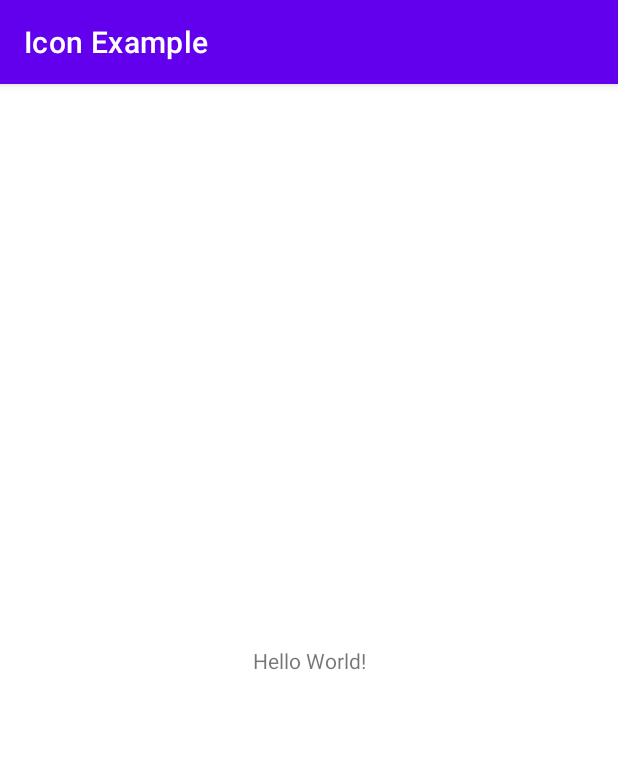
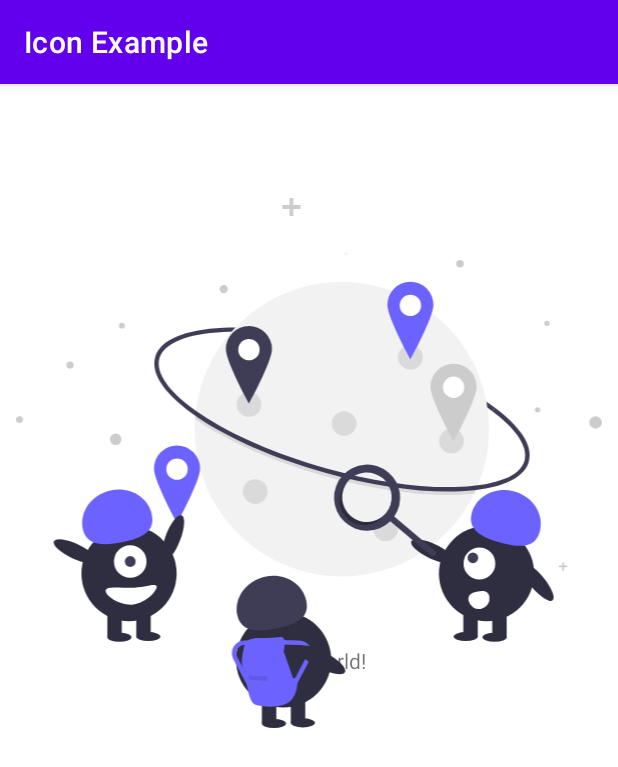
Before and after one commit to mrsndr/IconExample, an Android app: the screen it shows after launch (MainActivity), on a phone screen of 412 x 824 dp. Shown: the top 767 px of the screen. Run offline under Robolectric (Android 15) with nearby library versions, the phone set to English and light mode, and no system bars.

Commit message:
Added an image from UnDraw.co as an example

```diff
--- /dev/null
+++ b/app/src/main/res/drawable/ic_undraw_traveling_re_weve.xml
@@ -0,0 +1,222 @@
+<vector xmlns:android="http://schemas.android.com/apk/res/android"
+    android:width="529.16034dp"
+    android:height="479.14404dp"
+    android:viewportWidth="529.16034"
+    android:viewportHeight="479.14404">
+  <path
+      android:pathData="M430.304,192.771c-28.17,-21.06 -72.292,-40.977 -121.051,-54.643 -44.396,-12.444 -87.698,-18.452 -121.939,-16.917l-0.178,-3.982c34.649,-1.552 78.4,4.507 123.193,17.061 49.214,13.794 93.814,33.946 122.362,55.289Z"
+      android:fillColor="#3f3d56"/>
+  <path
+      android:pathData="M427.379,208.992a132.645,132.645 0,0 1,-11.479 54.156q-0.951,2.14 -1.981,4.241A133.148,133.148 0,0 1,161.121 208.992q0,-4.622 0.315,-9.172 0.149,-2.314 0.387,-4.6A133.136,133.136 0,0 1,427.379 208.992Z"
+      android:fillColor="#f2f2f2"/>
+  <path
+      android:fillColor="#FF000000"
+      android:pathData="M415.9,263.148q-0.951,2.14 -1.981,4.241 -5.835,0.634 -12.285,0.921c-3.559,0.159 -7.222,0.239 -10.965,0.239 -32.692,0 -72.037,-6.035 -112.231,-17.299 -44.794,-12.556 -85.318,-30.117 -114.112,-49.453q-1.471,-0.986 -2.89,-1.977 0.149,-2.314 0.387,-4.6 2.29,1.632 4.723,3.268c28.455,19.104 68.573,36.479 112.968,48.923 39.843,11.168 78.817,17.151 111.135,17.151q5.542,0 10.806,-0.235Q409.12,263.982 415.9,263.148Z"
+      android:strokeAlpha="0.1"
+      android:fillAlpha="0.1"/>
+  <path
+      android:pathData="M390.67,265.361c-32.691,0.001 -72.039,-6.035 -112.231,-17.3 -44.793,-12.555 -85.319,-30.117 -114.114,-49.452 -29.395,-19.739 -43.179,-39.188 -38.813,-54.766 4.366,-15.578 26.251,-25.03 61.623,-26.615l0.178,3.982c-16.518,0.74 -29.98,3.195 -40.011,7.297 -10.007,4.092 -16.047,9.613 -17.952,16.412 -1.905,6.798 0.385,14.654 6.807,23.351 6.438,8.718 16.663,17.812 30.39,27.03 28.452,19.105 68.572,36.48 112.968,48.924 39.844,11.168 78.815,17.152 111.135,17.153q5.539,0 10.804,-0.235c16.518,-0.74 29.98,-3.195 40.012,-7.297 10.007,-4.092 16.047,-9.613 17.952,-16.411 3.421,-12.207 -6.918,-28.068 -29.114,-44.661l2.387,-3.192c11.422,8.539 19.877,16.956 25.13,25.016 5.632,8.642 7.46,16.687 5.435,23.913 -4.366,15.578 -26.251,25.029 -61.623,26.615C398.073,265.282 394.412,265.361 390.67,265.361Z"
+      android:fillColor="#3f3d56"/>
+  <path
+      android:pathData="M297.772,50.327m-1.526,0a1.526,1.526 0,1 1,3.051 0a1.526,1.526 0,1 1,-3.051 0"
+      android:fillColor="#f2f2f2"/>
+  <path
+      android:pathData="M95.385,115.426m-2.624,0a2.624,2.624 0,1 1,5.249 0a2.624,2.624 0,1 1,-5.249 0"
+      android:fillColor="#ccc"/>
+  <path
+      android:pathData="M89.792,218.145m-5.185,0a5.185,5.185 0,1 1,10.369 0a5.185,5.185 0,1 1,-10.369 0"
+      android:fillColor="#ccc"/>
+  <path
+      android:pathData="M400.999,59.481m-3.455,0a3.455,3.455 0,1 1,6.911 0a3.455,3.455 0,1 1,-6.911 0"
+      android:fillColor="#ccc"/>
+  <path
+      android:pathData="M523.55,202.89m-5.61,0a5.61,5.61 0,1 1,11.22 0a5.61,5.61 0,1 1,-11.22 0"
+      android:fillColor="#ccc"/>
+  <path
+      android:pathData="M479.681,113.287m-2.407,0a2.407,2.407 0,1 1,4.814 0a2.407,2.407 0,1 1,-4.814 0"
+      android:fillColor="#ccc"/>
+  <path
+      android:pathData="M187.425,82.364m-3.755,0a3.755,3.755 0,1 1,7.51 0a3.755,3.755 0,1 1,-7.51 0"
+      android:fillColor="#ccc"/>
+  <path
+      android:pathData="M471.257,191.514m-2.407,0a2.407,2.407 0,1 1,4.814 0a2.407,2.407 0,1 1,-4.814 0"
+      android:fillColor="#ccc"/>
+  <path
+      android:pathData="M2.996,200.371m-2.996,0a2.996,2.996 0,1 1,5.992 0a2.996,2.996 0,1 1,-5.992 0"
+      android:fillColor="#ccc"/>
+  <path
+      android:pathData="M48.508,151.068m-3.244,0a3.244,3.244 0,1 1,6.489 0a3.244,3.244 0,1 1,-6.489 0"
+      android:fillColor="#ccc"/>
+  <path
+      android:pathData="M256.822,6.402l-6.402,0l0,-6.402l-3.435,0l0,6.402l-6.405,0l0,3.438l6.405,0l0,6.402l3.435,0l0,-6.402l6.402,0l0,-3.438z"
+      android:fillColor="#ccc"/>
+  <path
+      android:pathData="M405.335,352.829l-4.021,0l0,-4.019l-2.156,0l0,4.019l-4.02,0l0,2.157l4.02,0l0,4.02l2.156,0l0,-4.02l4.021,0l0,-2.157z"
+      android:fillColor="#ccc"/>
+  <path
+      android:pathData="M498.123,332.252l-3.005,0l0,-3.005l-1.614,0l0,3.005l-3.005,0l0,1.614l3.005,0l0,3.005l1.614,0l0,-3.005l3.005,0l0,-1.614z"
+      android:fillColor="#ccc"/>
+  <path
+      android:fillColor="#FF000000"
+      android:pathData="M210.308,186.618m-11.187,0a11.187,11.187 0,1 1,22.374 0a11.187,11.187 0,1 1,-22.374 0"
+      android:strokeAlpha="0.1"
+      android:fillAlpha="0.1"/>
+  <path
+      android:fillColor="#FF000000"
+      android:pathData="M333.876,298.998m-11.187,0a11.187,11.187 0,1 1,22.374 0a11.187,11.187 0,1 1,-22.374 0"
+      android:strokeAlpha="0.1"
+      android:fillAlpha="0.1"/>
+  <path
+      android:fillColor="#FF000000"
+      android:pathData="M296.246,203.907m-11.187,0a11.187,11.187 0,1 1,22.374 0a11.187,11.187 0,1 1,-22.374 0"
+      android:strokeAlpha="0.1"
+      android:fillAlpha="0.1"/>
+  <path
+      android:fillColor="#FF000000"
+      android:pathData="M215.902,265.437m-11.187,0a11.187,11.187 0,1 1,22.374 0a11.187,11.187 0,1 1,-22.374 0"
+      android:strokeAlpha="0.1"
+      android:fillAlpha="0.1"/>
+  <path
+      android:fillColor="#FF000000"
+      android:pathData="M356.251,143.903m-11.187,0a11.187,11.187 0,1 1,22.374 0a11.187,11.187 0,1 1,-22.374 0"
+      android:strokeAlpha="0.1"
+      android:fillAlpha="0.1"/>
+  <path
+      android:fillColor="#FF000000"
+      android:pathData="M393.372,219.671m-11.187,0a11.187,11.187 0,1 1,22.374 0a11.187,11.187 0,1 1,-22.374 0"
+      android:strokeAlpha="0.1"
+      android:fillAlpha="0.1"/>
+  <path
+      android:pathData="M356.251,97.12m-14.747,0a14.747,14.747 0,1 1,29.494 0a14.747,14.747 0,1 1,-29.494 0"
+      android:fillColor="#fff"/>
+  <path
+      android:pathData="M356.251,75.763a20.849,20.849 0,0 0,-20.849 20.849c0,11.515 20.849,49.325 20.849,49.325s20.849,-37.811 20.849,-49.325A20.849,20.849 0,0 0,356.251 75.763ZM356.251,106.782a9.662,9.662 0,1 1,9.662 -9.662,9.662 9.662,0 0,1 -9.662,9.662h0Z"
+      android:fillColor="#6c63ff"/>
+  <path
+      android:pathData="M210.251,137.12m-14.747,0a14.747,14.747 0,1 1,29.494 0a14.747,14.747 0,1 1,-29.494 0"
+      android:fillColor="#fff"/>
+  <path
+      android:pathData="M210.251,115.763a20.849,20.849 0,0 0,-20.849 20.849c0,11.515 20.849,49.325 20.849,49.325s20.849,-37.811 20.849,-49.325A20.849,20.849 0,0 0,210.251 115.763ZM210.251,146.782a9.662,9.662 0,1 1,9.662 -9.662,9.662 9.662,0 0,1 -9.662,9.662h0Z"
+      android:fillColor="#3f3d56"/>
+  <path
+      android:pathData="M395.251,171.12m-14.747,0a14.747,14.747 0,1 1,29.494 0a14.747,14.747 0,1 1,-29.494 0"
+      android:fillColor="#fff"/>
+  <path
+      android:pathData="M395.251,149.763a20.849,20.849 0,0 0,-20.849 20.849c0,11.515 20.849,49.325 20.849,49.325s20.849,-37.811 20.849,-49.325A20.849,20.849 0,0 0,395.251 149.763ZM395.251,180.782a9.662,9.662 0,1 1,9.662 -9.662,9.662 9.662,0 0,1 -9.662,9.662h0Z"
+      android:fillColor="#ccc"/>
+  <path
+      android:pathData="M145.251,245.12m-14.747,0a14.747,14.747 0,1 1,29.494 0a14.747,14.747 0,1 1,-29.494 0"
+      android:fillColor="#fff"/>
+  <path
+      android:pathData="M145.251,223.763a20.849,20.849 0,0 0,-20.849 20.849c0,11.515 20.849,49.325 20.849,49.325s20.849,-37.811 20.849,-49.325A20.849,20.849 0,0 0,145.251 223.763ZM145.251,254.782a9.662,9.662 0,1 1,9.662 -9.662,9.662 9.662,0 0,1 -9.662,9.662h0Z"
+      android:fillColor="#6c63ff"/>
+  <path
+      android:pathData="M465.683,351.359a21.534,6.76 50.062,1 0,10.366 -8.679a21.534,6.76 50.062,1 0,-10.366 8.679z"
+      android:fillColor="#2f2e41"/>
+  <path
+      android:pathData="M425.059,339.542m-43.067,0a43.067,43.067 0,1 1,86.135 0a43.067,43.067 0,1 1,-86.135 0"
+      android:fillColor="#2f2e41"/>
+  <path
+      android:pathData="M430.204,373.341h13.084v23.442h-13.084z"
+      android:fillColor="#2f2e41"/>
+  <path
+      android:pathData="M404.037,373.341h13.084v23.442h-13.084z"
+      android:fillColor="#2f2e41"/>
+  <path
+      android:pathData="M421.482,397.055a10.903,4.089 0,1 0,21.806 0a10.903,4.089 0,1 0,-21.806 0z"
+      android:fillColor="#2f2e41"/>
+  <path
+      android:pathData="M395.314,396.51a10.903,4.089 0,1 0,21.806 0a10.903,4.089 0,1 0,-21.806 0z"
+      android:fillColor="#2f2e41"/>
+  <path
+      android:pathData="M411.536,285.405c3.846,-15.487 20.821,-24.601 37.915,-20.356s27.834,20.24 23.989,35.727 -16.604,15.537 -33.698,11.292S407.691,300.892 411.536,285.405Z"
+      android:fillColor="#6c63ff"/>
+  <path
+      android:pathData="M373.654,325.666a6.76,21.534 115.374,1 0,5.794 -12.216a6.76,21.534 115.374,1 0,-5.794 12.216z"
+      android:fillColor="#2f2e41"/>
+  <path
+      android:pathData="M418.621,330.454m-14.359,0a14.359,14.359 0,1 1,28.717 0a14.359,14.359 0,1 1,-28.717 0"
+      android:fillColor="#fff"/>
+  <path
+      android:pathData="M412.719,325.307m-4.786,0a4.786,4.786 0,1 1,9.572 0a4.786,4.786 0,1 1,-9.572 0"
+      android:fillColor="#3f3d56"/>
+  <path
+      android:pathData="M427.628,360.369a9.572,9.572 0,1 1,-18.835 3.429h0l-0.003,-0.018c-0.942,-5.202 3.08,-7.043 8.283,-7.985S426.686,355.167 427.628,360.369Z"
+      android:fillColor="#fff"/>
+  <path
+      android:pathData="M336.364,248.049a29.898,29.898 0,1 0,1.695 44.155l36.674,30.945a2.755,2.755 0,0 0,3.558 -4.208l-0.004,-0.003 -36.674,-30.945A29.9,29.9 0,0 0,336.364 248.049ZM334,285.012a22.4,22.4 0,1 1,-2.674 -31.565l0,0A22.4,22.4 0,0 1,334 285.012Z"
+      android:fillColor="#3f3d56"/>
+  <path
+      android:fillColor="#FF000000"
+      android:pathData="M302.434,287.686a22.401,22.401 0,0 1,-3.801 -30.113q-0.642,0.647 -1.242,1.355a22.4,22.4 0,1 0,34.239 28.891q0.598,-0.709 1.127,-1.452A22.401,22.401 0,0 1,302.434 287.686Z"
+      android:strokeAlpha="0.3"
+      android:fillAlpha="0.3"/>
+  <path
+      android:pathData="M133.981,327.134a21.534,6.76 110.918,1 0,15.376 -40.229a21.534,6.76 110.918,1 0,-15.376 40.229z"
+      android:fillColor="#2f2e41"/>
+  <path
+      android:pathData="M101.862,339.541m-43.067,0a43.067,43.067 0,1 1,86.135 0a43.067,43.067 0,1 1,-86.135 0"
+      android:fillColor="#2f2e41"/>
+  <path
+      android:pathData="M82.236,373.341h13.084v23.442h-13.084z"
+      android:fillColor="#2f2e41"/>
+  <path
+      android:pathData="M108.404,373.341h13.084v23.442h-13.084z"
+      android:fillColor="#2f2e41"/>
+  <path
+      android:pathData="M82.236,397.055a10.903,4.089 0,1 0,21.806 0a10.903,4.089 0,1 0,-21.806 0z"
+      android:fillColor="#2f2e41"/>
+  <path
+      android:pathData="M108.404,396.51a10.903,4.089 0,1 0,21.806 0a10.903,4.089 0,1 0,-21.806 0z"
+      android:fillColor="#2f2e41"/>
+  <path
+      android:pathData="M102.952,328.638m-14.719,0a14.719,14.719 0,1 1,29.438 0a14.719,14.719 0,1 1,-29.438 0"
+      android:fillColor="#fff"/>
+  <path
+      android:pathData="M102.952,328.638m-4.906,0a4.906,4.906 0,1 1,9.813 0a4.906,4.906 0,1 1,-9.813 0"
+      android:fillColor="#3f3d56"/>
+  <path
+      android:pathData="M60.085,299.49c-3.477,-15.574 7.639,-31.31 24.829,-35.149s33.944,5.675 37.422,21.249 -7.915,21.318 -25.105,25.156S63.563,315.064 60.085,299.49Z"
+      android:fillColor="#6c63ff"/>
+  <path
+      android:pathData="M50.457,325.666a6.76,21.534 115.374,1 0,5.794 -12.216a6.76,21.534 115.374,1 0,-5.794 12.216z"
+      android:fillColor="#2f2e41"/>
+  <path
+      android:pathData="M80.707,355.078c0,4.215 10.853,12.539 22.897,12.539s23.335,-11.867 23.335,-16.082 -11.292,0.818 -23.335,0.818S80.707,350.863 80.707,355.078Z"
+      android:fillColor="#fff"/>
+  <path
+      android:pathData="M241.581,417.541m-43.067,0a43.067,43.067 0,1 1,86.135 0a43.067,43.067 0,1 1,-86.135 0"
+      android:fillColor="#2f2e41"/>
+  <path
+      android:pathData="M221.956,451.341h13.084v23.442h-13.084z"
+      android:fillColor="#2f2e41"/>
+  <path
+      android:pathData="M248.123,451.341h13.084v23.442h-13.084z"
+      android:fillColor="#2f2e41"/>
+  <path
+      android:pathData="M221.955,475.055a10.903,4.089 0,1 0,21.806 0a10.903,4.089 0,1 0,-21.806 0z"
+      android:fillColor="#2f2e41"/>
+  <path
+      android:pathData="M248.123,474.51a10.903,4.089 0,1 0,21.806 0a10.903,4.089 0,1 0,-21.806 0z"
+      android:fillColor="#2f2e41"/>
+  <path
+      android:pathData="M199.804,377.49c-3.477,-15.574 7.639,-31.31 24.829,-35.149s33.944,5.675 37.422,21.249 -7.915,21.318 -25.105,25.156S203.282,393.064 199.804,377.49Z"
+      android:fillColor="#3f3d56"/>
+  <path
+      android:pathData="M241.754,410.079s3.124,-13.746 -2.812,-13.121 -14.059,0.937 -16.245,0.937 -14.683,-1.562 -16.558,6.561 -4.374,18.12 0.937,24.368c0,0 1.874,27.492 9.06,29.367s26.243,4.061 33.116,-4.999a23.3,23.3 0,0 0,4.061 -19.057L250.189,434.135Z"
+      android:fillColor="#6c63ff"/>
+  <path
+      android:fillColor="#FF000000"
+      android:pathData="M210.201,431.01s5.311,2.499 16.245,0.937v4.686l-16.245,-1.25Z"
+      android:strokeAlpha="0.1"
+      android:fillAlpha="0.1"/>
+  <path
+      android:pathData="M249.891,446.675l-3.537,-1.869L262.085,415.04a7.431,7.431 0,0 0,-6.37 -10.9l-16.507,-0.444 0.107,-3.999 16.508,0.444a11.432,11.432 0,0 1,9.799 16.769Z"
+      android:fillColor="#6c63ff"/>
+  <path
+      android:pathData="M211.874,446.675 L196.144,416.909A11.432,11.432 0,0 1,205.943 400.141l16.508,-0.444 0.107,3.999 -16.508,0.444a7.431,7.431 0,0 0,-6.37 10.9l15.73,29.766Z"
+      android:fillColor="#6c63ff"/>
+  <path
+      android:pathData="M272.178,424.05a7.501,23.892 117.878,1 0,7.014 -13.26a7.501,23.892 117.878,1 0,-7.014 13.26z"
+      android:fillColor="#2f2e41"/>
+</vector>
--- a/app/src/main/res/layout/activity_main.xml
+++ b/app/src/main/res/layout/activity_main.xml
@@ -15,4 +15,15 @@
         app:layout_constraintRight_toRightOf="parent"
         app:layout_constraintTop_toTopOf="parent" />
 
+    <ImageView
+        android:id="@+id/imageView"
+        android:layout_width="392dp"
+        android:layout_height="353dp"
+        android:layout_marginTop="76dp"
+        android:contentDescription="@string/imageDescription"
+        app:layout_constraintEnd_toEndOf="parent"
+        app:layout_constraintStart_toStartOf="parent"
+        app:layout_constraintTop_toTopOf="parent"
+        app:srcCompat="@drawable/ic_undraw_traveling_re_weve" />
+
 </androidx.constraintlayout.widget.ConstraintLayout>
--- a/app/src/main/res/values/strings.xml
+++ b/app/src/main/res/values/strings.xml
@@ -1,3 +1,4 @@
 <resources>
     <string name="app_name">Icon Example</string>
+    <string name="imageDescription">Test image from unDraw.co</string>
 </resources>
```
